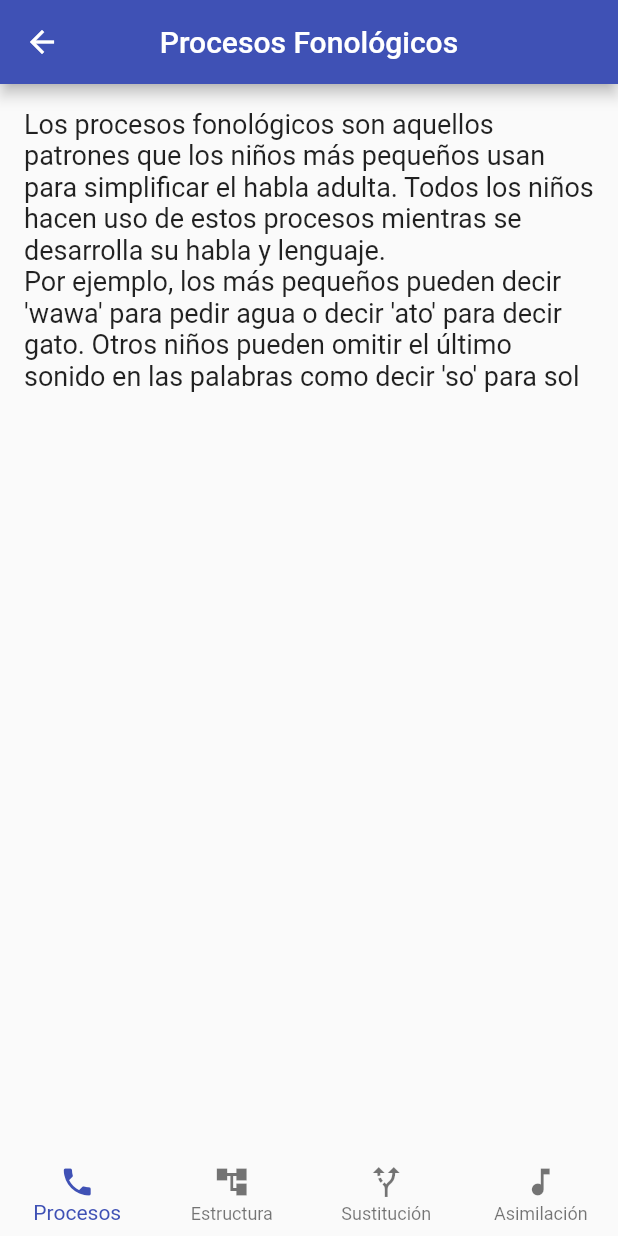
After one commit to Senzouz/wawa_simi, a Flutter app: the InfoPP screen opened directly, on a phone screen of 412 x 824 dp. The commit adds this screen. Run offline on Flutter 3.47's test engine with Material 2 defaults, Android fonts, the phone set to English and light mode, and no system bars; our stand-ins replace google_fonts.

Commit message:
Cambios en la HU de información técnica de PP

```diff
--- a/lib/src/pages/home_page.dart
+++ b/lib/src/pages/home_page.dart
@@ -71,7 +71,7 @@ BottomNavigationBarItem _navigationBarItem(String label,IconData icono){
 }
 
 void startList(){
-	infos.add(Info('Nivel de Desarrollo de Lenguaje',
+	infos.add(Info('Desarrollo de Lenguaje',
       'Para poder utilizar esta herramienta, haga click en el botón presente en el centro de la pantalla,'
       ' luego se le pediran algunos datos del infante para permitir al sistema  clasificar el nivel de desarrollo de lenguaje del mismo.',
       0));
--- a/lib/src/pages/info_page.dart
+++ b/lib/src/pages/info_page.dart
@@ -1,6 +1,6 @@
 import 'package:flutter/material.dart';
 import 'package:wawa_simi/src/pages/home_page.dart';
-import 'package:wawa_simi/src/utils/utils.dart';
+import 'package:wawa_simi/src/pages/pp_info_page.dart';
 
 class InfoPage extends StatelessWidget{
 
@@ -17,8 +17,8 @@ class InfoPage extends StatelessWidget{
         actions: [
           info.tipo == 1 ? IconButton(
               icon: Icon(Icons.info),
-              onPressed:() async{
-                launchURL(context,'https://www.diloasist.com/single-post/2017/06/02/qu-c3-a9-son-los-procesos-fonol-c3-b3gicos');})
+              onPressed:() => Navigator.push(
+                  context, MaterialPageRoute(builder: (context) => InfoPP())))
               : Container()
         ],
       ),
--- /dev/null
+++ b/lib/src/pages/pp_info_page.dart
@@ -0,0 +1,84 @@
+import 'package:flutter/material.dart';
+
+class _Info {
+  final String titulo;
+  final String descripcion;
+
+  _Info(this.titulo,this.descripcion);
+}
+
+final List<_Info> infos = new List<_Info>();
+
+class InfoPP extends StatefulWidget{
+  @override
+  _InfoPPState createState() => _InfoPPState();
+}
+
+class _InfoPPState extends State<InfoPP> {
+
+  int currentindex = 0;
+
+  @override
+  void initState() {
+    startList();
+    super.initState();
+  }
+
+  @override
+  Widget build(BuildContext context) {
+    return Scaffold(
+      appBar: AppBar(
+        title: Text(infos[currentindex].titulo),
+        centerTitle: true,
+        backgroundColor: Colors.indigo,
+      ),
+      body: Padding(
+          padding: EdgeInsets.all(16.0),
+          child: Text(infos[currentindex].descripcion,
+                      style: TextStyle(fontSize: 18.0),)
+      ),
+      bottomNavigationBar: BottomNavigationBar(
+        type: BottomNavigationBarType.fixed,
+        onTap: (int i) { currentindex = i; setState(() {}); },
+        currentIndex: currentindex,
+        elevation: 0,
+        selectedItemColor: Colors.indigo,
+        items: <BottomNavigationBarItem>[
+          _navigationBarItem('Procesos', Icons.phone),
+          _navigationBarItem('Estructura', Icons.account_tree_sharp),
+          _navigationBarItem('Sustitución', Icons.alt_route_outlined),
+          _navigationBarItem('Asimilación', Icons.audiotrack_sharp),
+        ],
+      ),
+    );
+  }
+}
+
+BottomNavigationBarItem _navigationBarItem(String label,IconData icono){
+  return BottomNavigationBarItem(
+      icon: Icon(icono),
+      label: label
+  );
+}
+
+void startList(){
+  infos.add(_Info('Procesos Fonológicos','Los procesos fonológicos son aquellos patrones que los niños más pequeños usan para simplificar el habla adulta.'
+      ' Todos los niños hacen uso de estos procesos mientras se desarrolla su habla y lenguaje.\n'
+      "Por ejemplo, los más pequeños pueden decir 'wawa' para pedir agua o decir 'ato' para decir gato."
+      " Otros niños pueden omitir el último sonido en las palabras como decir 'so' para sol"));
+
+  infos.add(_Info('Estructura Silabar','Son cambios en los sonidos que causan que los sonidos o sílabas sean reducidos en cantidad, eliminados o repetidos.\n'
+      "\n· Omisión de consonantes finales: Es la eliminación de la consonante final o un grupo de consonantes en una sílaba o palabra.\n"
+      "\n· Simplificación de grupos de consonantes: Es la eliminación de una o más consonantes de un grupo de consonantes de 2 o 3.\n"
+      "\n· Omisión de sílabas débiles : Es la eliminación de una sílaba de una palabra que contiene 2 o más sílabas. La eliminación suele ocurrir en la sílaba no acentuada."));
+
+  infos.add(_Info('Sustitución','Son cambios de los sonidos en los que una clase de sonido reemplaza otra.\n'
+      "\n· Semi-consonantización: Ocurre cuando la letra 'r' se pronuncia como 'w' o la 'l' como 'j' por ejemplo.\n"
+      "\n· Frontalización: Es la sustitución de sonidos en el frente de la boca, por ejemplo decir 'buante' en vez de 'guante'.\n"
+      "\n· Posteriorización: Así como la frontalización, es la sustitución de sonidos en la parte posterior de la boca, por ejemplo decir 'equificio' en vez de 'edificio'.\n"));
+
+  infos.add(_Info('Asimilación','Son cambios en los sonidos en el que un sonido o sílaba influencia otro sonido o sílaba.\n'
+      "\n· Idéntica: Es el cambio de una sílaba por una muy similar, por ejemplo decir 'bubanda' en vez de 'bufanda.\n"
+      "\n· Labial: Cambio de una sílaba por una que emplee los labios, como ejemplo decir 'platamo' en vez de 'platano'.\n"
+      "\n· Dental: Cambio de una sílaba por una que emplee los dientes, por ejemplo decir 'madiposa' en vez de 'mariposa'."));
+}
```
